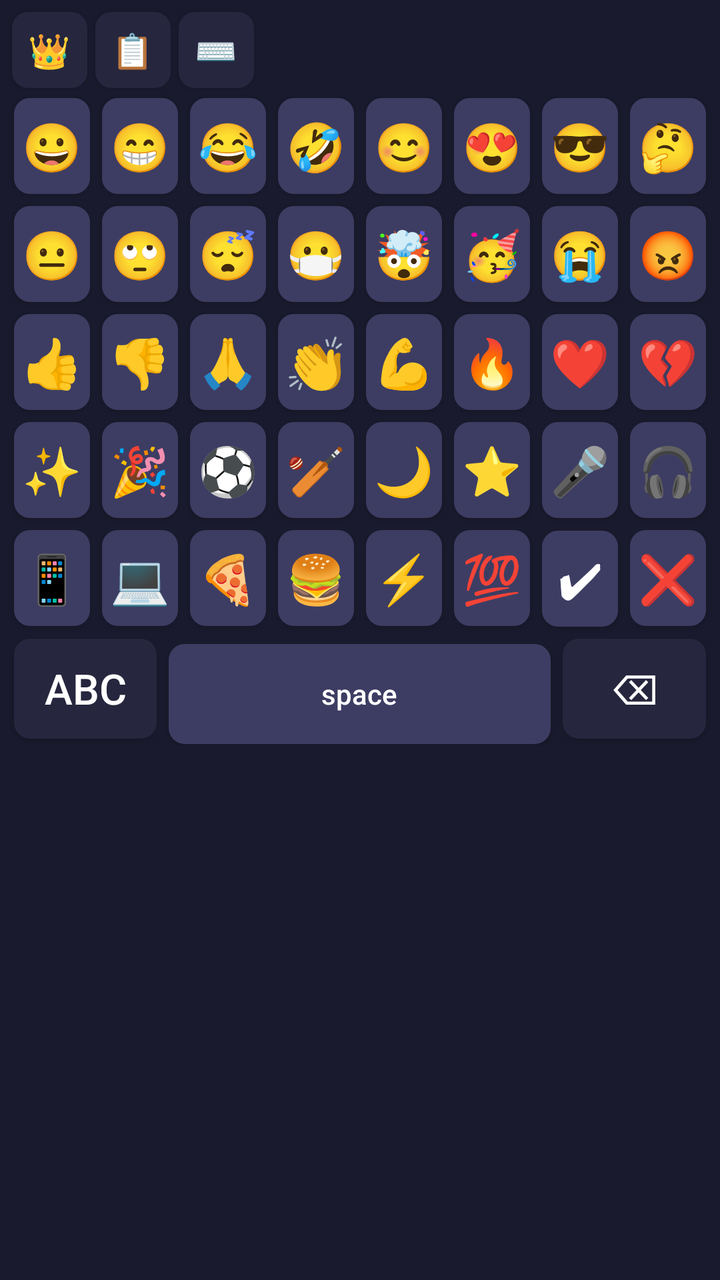
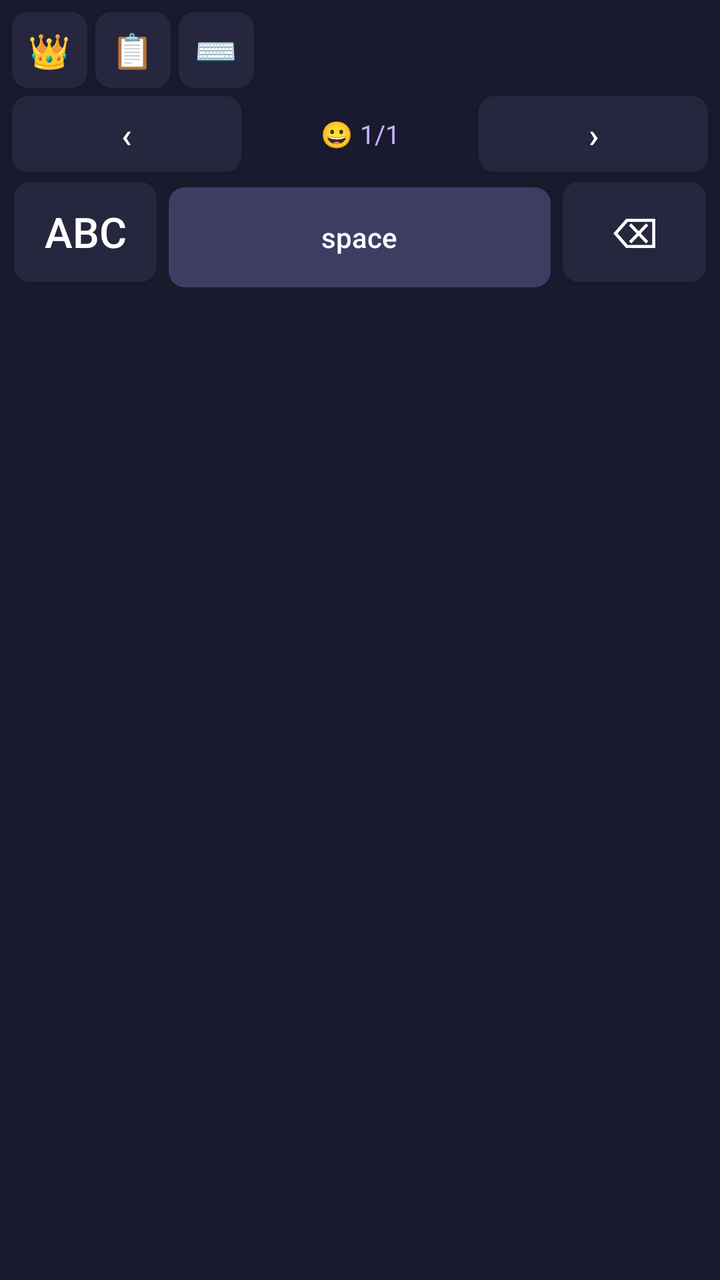

The first picture is an Android layout as it rendered before a commit; the second is the same layout after the commit. The layout source and the unified diff follow.
<!-- AndroidManifest.xml: application theme Theme.FancyKeyboard -->
<!-- res/layout/emoji_view.xml -->
<?xml version="1.0" encoding="utf-8"?>
<LinearLayout xmlns:android="http://schemas.android.com/apk/res/android"
    android:layout_width="match_parent"
    android:layout_height="wrap_content"
    android:orientation="vertical"
    android:background="#1A1A2E"
    android:padding="4dp">

    
    <LinearLayout android:layout_width="match_parent" android:layout_height="wrap_content" android:orientation="horizontal">
        <Button android:tag="TOGGLE" android:text="👑" style="@style/KbTool" />
        <Button android:tag="CLIP" android:text="📋" style="@style/KbTool" />
        <Button android:tag="HIDE" android:text="⌨️" style="@style/KbTool" />
        <View android:layout_width="0dp" android:layout_height="38dp" android:layout_weight="6" />
    </LinearLayout>

    
    <GridLayout
        android:layout_width="match_parent"
        android:layout_height="wrap_content"
        android:columnCount="8">
        <Button android:tag="😀" android:text="😀" style="@style/KbEmoji" />
        <Button android:tag="😁" android:text="😁" style="@style/KbEmoji" />
        <Button android:tag="😂" android:text="😂" style="@style/KbEmoji" />
        <Button android:tag="🤣" android:text="🤣" style="@style/KbEmoji" />
        <Button android:tag="😊" android:text="😊" style="@style/KbEmoji" />
        <Button android:tag="😍" android:text="😍" style="@style/KbEmoji" />
        <Button android:tag="😎" android:text="😎" style="@style/KbEmoji" />
        <Button android:tag="🤔" android:text="🤔" style="@style/KbEmoji" />
        <Button android:tag="😐" android:text="😐" style="@style/KbEmoji" />
        <Button android:tag="🙄" android:text="🙄" style="@style/KbEmoji" />
        <Button android:tag="😴" android:text="😴" style="@style/KbEmoji" />
        <Button android:tag="😷" android:text="😷" style="@style/KbEmoji" />
        <Button android:tag="🤯" android:text="🤯" style="@style/KbEmoji" />
        <Button android:tag="🥳" android:text="🥳" style="@style/KbEmoji" />
        <Button android:tag="😭" android:text="😭" style="@style/KbEmoji" />
        <Button android:tag="😡" android:text="😡" style="@style/KbEmoji" />
        <Button android:tag="👍" android:text="👍" style="@style/KbEmoji" />
        <Button android:tag="👎" android:text="👎" style="@style/KbEmoji" />
        <Button android:tag="🙏" android:text="🙏" style="@style/KbEmoji" />
        <Button android:tag="👏" android:text="👏" style="@style/KbEmoji" />
        <Button android:tag="💪" android:text="💪" style="@style/KbEmoji" />
        <Button android:tag="🔥" android:text="🔥" style="@style/KbEmoji" />
        <Button android:tag="❤" android:text="❤" style="@style/KbEmoji" />
        <Button android:tag="💔" android:text="💔" style="@style/KbEmoji" />
        <Button android:tag="✨" android:text="✨" style="@style/KbEmoji" />
        <Button android:tag="🎉" android:text="🎉" style="@style/KbEmoji" />
        <Button android:tag="⚽" android:text="⚽" style="@style/KbEmoji" />
        <Button android:tag="🏏" android:text="🏏" style="@style/KbEmoji" />
        <Button android:tag="🌙" android:text="🌙" style="@style/KbEmoji" />
        <Button android:tag="⭐" android:text="⭐" style="@style/KbEmoji" />
        <Button android:tag="🎤" android:text="🎤" style="@style/KbEmoji" />
        <Button android:tag="🎧" android:text="🎧" style="@style/KbEmoji" />
        <Button android:tag="📱" android:text="📱" style="@style/KbEmoji" />
        <Button android:tag="💻" android:text="💻" style="@style/KbEmoji" />
        <Button android:tag="🍕" android:text="🍕" style="@style/KbEmoji" />
        <Button android:tag="🍔" android:text="🍔" style="@style/KbEmoji" />
        <Button android:tag="⚡" android:text="⚡" style="@style/KbEmoji" />
        <Button android:tag="💯" android:text="💯" style="@style/KbEmoji" />
        <Button android:tag="✔" android:text="✔" style="@style/KbEmoji" />
        <Button android:tag="❌" android:text="❌" style="@style/KbEmoji" />
    </GridLayout>

    
    <LinearLayout android:layout_width="match_parent" android:layout_height="wrap_content" android:orientation="horizontal">
        <Button android:tag="ABC" android:text="ABC" style="@style/KbKeyWideDark" />
        <Button android:tag="SPACE" android:text="space" style="@style/KbKeySpace" />
        <Button android:tag="BACK" android:text="⌫" style="@style/KbKeyWideDark" />
    </LinearLayout>

</LinearLayout>
<!-- resources referenced by this layout -->
<resources>
  <style name="KbEmoji" parent="KbKey">
          <item name="android:layout_height">48dp</item>
          <item name="android:layout_columnWeight">1</item>
          <item name="android:textSize">24sp</item>
      </style>
  <style name="KbKeySpace" parent="KbKey">
          <item name="android:layout_weight">4</item>
          <item name="android:textSize">14sp</item>
      </style>
  <style name="KbKeyWideDark" parent="KbKeyDark">
          <item name="android:layout_weight">1.5</item>
      </style>
  <style name="KbTool" parent="KbKey">
          <item name="android:layout_height">38dp</item>
          <item name="android:layout_margin">2dp</item>
          <item name="android:textSize">17sp</item>
          <item name="android:background">@drawable/key_bg_dark</item>
      </style>
  <style name="Theme.FancyKeyboard" parent="Theme.AppCompat.NoActionBar">
          <item name="android:windowBackground">#0f0c29</item>
          <item name="android:textColor">#ffffff</item>
          <item name="android:textColorPrimary">#ffffff</item>
      </style>
  <style name="KbKey" parent="Widget.AppCompat.Button">
          <item name="android:layout_width">0dp</item>
          <item name="android:layout_height">50dp</item>
          <item name="android:layout_weight">1</item>
          <item name="android:layout_margin">3dp</item>
          <item name="android:minWidth">0dp</item>
          <item name="android:minHeight">0dp</item>
          <item name="android:padding">0dp</item>
          <item name="android:textSize">21sp</item>
          <item name="android:textAllCaps">false</item>
          <item name="android:textColor">#FFFFFF</item>
          <item name="android:background">@drawable/key_bg</item>
      </style>
  <style name="KbKeyDark" parent="KbKey">
          <item name="android:background">@drawable/key_bg_dark</item>
      </style>
  <!-- drawable key_bg_dark (drawable) -->
  <?xml version="1.0" encoding="utf-8"?>
  <selector xmlns:android="http://schemas.android.com/apk/res/android">
      <item android:state_pressed="true">
          <shape android:shape="rectangle">
              <solid android:color="#3A3A55" />
              <corners android:radius="8dp" />
          </shape>
      </item>
      <item>
          <shape android:shape="rectangle">
              <solid android:color="#26263E" />
              <corners android:radius="8dp" />
          </shape>
      </item>
  </selector>
  <!-- drawable key_bg (drawable) -->
  <?xml version="1.0" encoding="utf-8"?>
  <selector xmlns:android="http://schemas.android.com/apk/res/android">
      <item android:state_pressed="true">
          <shape android:shape="rectangle">
              <solid android:color="#55557A" />
              <corners android:radius="8dp" />
          </shape>
      </item>
      <item>
          <shape android:shape="rectangle">
              <solid android:color="#3D3D63" />
              <corners android:radius="8dp" />
          </shape>
      </item>
  </selector>
</resources>

<!-- the commit's change to res/layout/emoji_view.xml (unified diff, before → after) -->
@@ -15,51 +15,43 @@
     </LinearLayout>
 
     
-    <GridLayout
+    <HorizontalScrollView
         android:layout_width="match_parent"
         android:layout_height="wrap_content"
-        android:columnCount="8">
-        <Button android:tag="😀" android:text="😀" style="@style/KbEmoji" />
-        <Button android:tag="😁" android:text="😁" style="@style/KbEmoji" />
-        <Button android:tag="😂" android:text="😂" style="@style/KbEmoji" />
-        <Button android:tag="🤣" android:text="🤣" style="@style/KbEmoji" />
-        <Button android:tag="😊" android:text="😊" style="@style/KbEmoji" />
-        <Button android:tag="😍" android:text="😍" style="@style/KbEmoji" />
-        <Button android:tag="😎" android:text="😎" style="@style/KbEmoji" />
-        <Button android:tag="🤔" android:text="🤔" style="@style/KbEmoji" />
-        <Button android:tag="😐" android:text="😐" style="@style/KbEmoji" />
-        <Button android:tag="🙄" android:text="🙄" style="@style/KbEmoji" />
-        <Button android:tag="😴" android:text="😴" style="@style/KbEmoji" />
-        <Button android:tag="😷" android:text="😷" style="@style/KbEmoji" />
-        <Button android:tag="🤯" android:text="🤯" style="@style/KbEmoji" />
-        <Button android:tag="🥳" android:text="🥳" style="@style/KbEmoji" />
-        <Button android:tag="😭" android:text="😭" style="@style/KbEmoji" />
-        <Button android:tag="😡" android:text="😡" style="@style/KbEmoji" />
-        <Button android:tag="👍" android:text="👍" style="@style/KbEmoji" />
-        <Button android:tag="👎" android:text="👎" style="@style/KbEmoji" />
-        <Button android:tag="🙏" android:text="🙏" style="@style/KbEmoji" />
-        <Button android:tag="👏" android:text="👏" style="@style/KbEmoji" />
-        <Button android:tag="💪" android:text="💪" style="@style/KbEmoji" />
-        <Button android:tag="🔥" android:text="🔥" style="@style/KbEmoji" />
-        <Button android:tag="❤" android:text="❤" style="@style/KbEmoji" />
-        <Button android:tag="💔" android:text="💔" style="@style/KbEmoji" />
-        <Button android:tag="✨" android:text="✨" style="@style/KbEmoji" />
-        <Button android:tag="🎉" android:text="🎉" style="@style/KbEmoji" />
-        <Button android:tag="⚽" android:text="⚽" style="@style/KbEmoji" />
-        <Button android:tag="🏏" android:text="🏏" style="@style/KbEmoji" />
-        <Button android:tag="🌙" android:text="🌙" style="@style/KbEmoji" />
-        <Button android:tag="⭐" android:text="⭐" style="@style/KbEmoji" />
-        <Button android:tag="🎤" android:text="🎤" style="@style/KbEmoji" />
-        <Button android:tag="🎧" android:text="🎧" style="@style/KbEmoji" />
-        <Button android:tag="📱" android:text="📱" style="@style/KbEmoji" />
-        <Button android:tag="💻" android:text="💻" style="@style/KbEmoji" />
-        <Button android:tag="🍕" android:text="🍕" style="@style/KbEmoji" />
-        <Button android:tag="🍔" android:text="🍔" style="@style/KbEmoji" />
-        <Button android:tag="⚡" android:text="⚡" style="@style/KbEmoji" />
-        <Button android:tag="💯" android:text="💯" style="@style/KbEmoji" />
-        <Button android:tag="✔" android:text="✔" style="@style/KbEmoji" />
-        <Button android:tag="❌" android:text="❌" style="@style/KbEmoji" />
-    </GridLayout>
+        android:scrollbars="none"
+        android:overScrollMode="never">
+        <LinearLayout
+            android:id="@+id/emoji_categories"
+            android:layout_width="wrap_content"
+            android:layout_height="wrap_content"
+            android:orientation="horizontal" />
+    </HorizontalScrollView>
+
+    <LinearLayout
+        android:layout_width="match_parent"
+        android:layout_height="wrap_content"
+        android:gravity="center"
+        android:orientation="horizontal">
+        <Button android:tag="EMOJI_PREV" android:text="‹" style="@style/KbTool" />
+        <TextView
+            android:id="@+id/emoji_page_label"
+            android:layout_width="0dp"
+            android:layout_height="38dp"
+            android:layout_weight="1"
+            android:gravity="center"
+            android:text="😀 1/1"
+            android:textColor="#C4B5FD"
+            android:textSize="13sp" />
+        <Button android:tag="EMOJI_NEXT" android:text="›" style="@style/KbTool" />
+    </LinearLayout>
+
+    <GridLayout
+        android:id="@+id/emoji_grid"
+        android:layout_width="match_parent"
+        android:layout_height="wrap_content"
+        android:columnCount="8"
+        android:alignmentMode="alignMargins"
+        android:useDefaultMargins="false" />
 
     
     <LinearLayout android:layout_width="match_parent" android:layout_height="wrap_content" android:orientation="horizontal">
<!-- resource entries referenced after the edit -->
@@ -1,10 +1,5 @@
 <!-- resources referenced by this layout -->
 <resources>
-  <style name="KbEmoji" parent="KbKey">
-          <item name="android:layout_height">48dp</item>
-          <item name="android:layout_columnWeight">1</item>
-          <item name="android:textSize">24sp</item>
-      </style>
   <style name="KbKeySpace" parent="KbKey">
           <item name="android:layout_weight">4</item>
           <item name="android:textSize">14sp</item>
